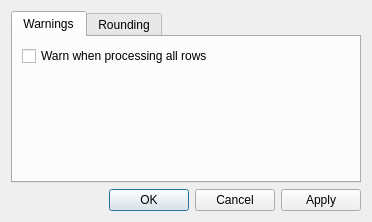
Above: Code/Mantid/MantidQt/CustomInterfaces/inc/MantidQtCustomInterfaces/ReflOptionsDialog.ui from mantidproject/mantid before the change. Below: the same form after it.
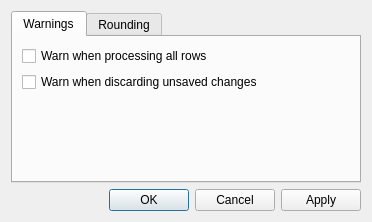
That is the form after the change.

Commit message: Refs #10347 Add option for warning when discarding changes

The edit to the form file:
```diff
--- a/Code/Mantid/MantidQt/CustomInterfaces/inc/MantidQtCustomInterfaces/ReflOptionsDialog.ui
+++ b/Code/Mantid/MantidQt/CustomInterfaces/inc/MantidQtCustomInterfaces/ReflOptionsDialog.ui
@@ -37,6 +37,13 @@
          </property>
         </widget>
        </item>
+       <item row="1" column="0">
+        <widget class="QCheckBox" name="checkWarnDiscardChanges">
+         <property name="text">
+          <string>Warn when discarding unsaved changes</string>
+         </property>
+        </widget>
+       </item>
       </layout>
      </widget>
      <widget class="QWidget" name="tabRounding">
```
The commit also changes 2 other files.
